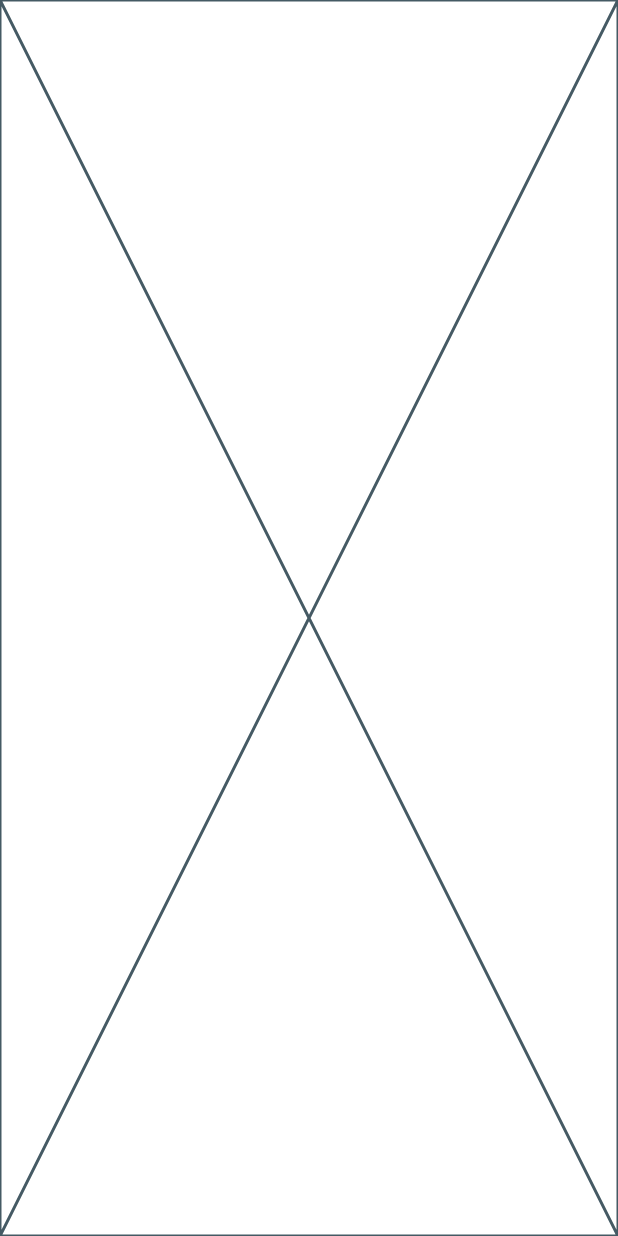
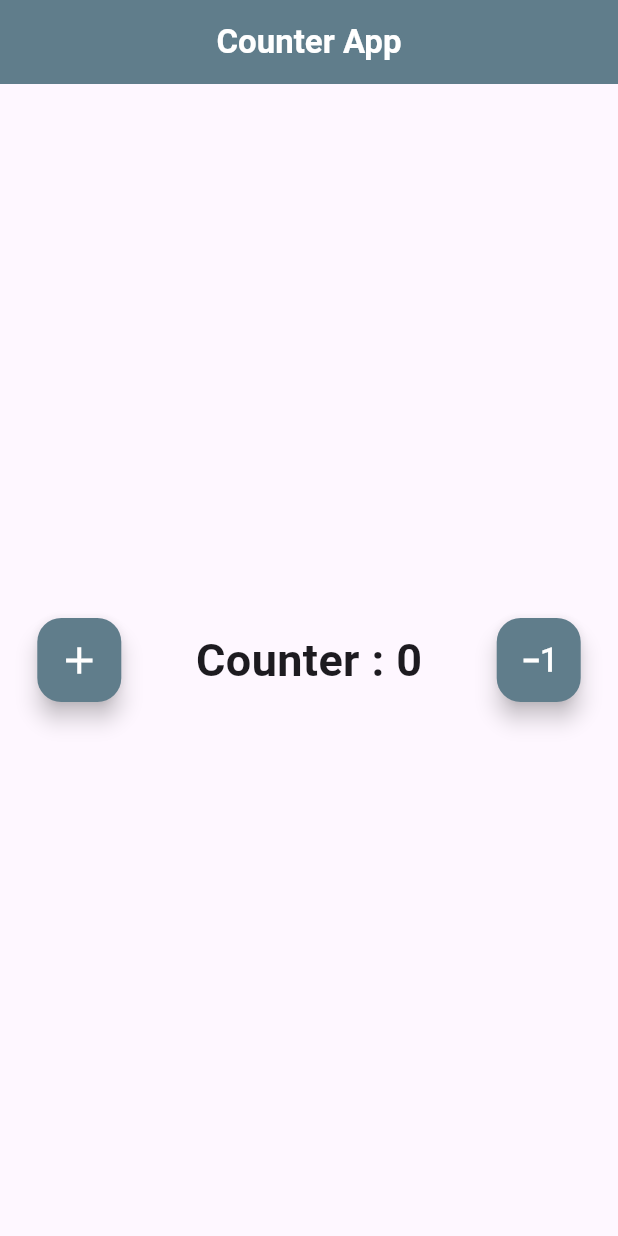
Before and after one commit to AAELBDAWY1318/counter_bloc_app, a Flutter app: the screen it shows after launch, on a phone screen of 412 x 824 dp. Run offline on Flutter 3.47's test engine with Material 3 defaults, Android fonts, the phone set to English and light mode, and no system bars.

Commit message:
build ui for counter

```diff
--- a/lib/screens/home_screen.dart
+++ b/lib/screens/home_screen.dart
@@ -1,9 +1,43 @@
+import 'package:counter_bloc_app/widgets/custom_floating_button.dart';
 import 'package:flutter/material.dart';
+
 class HomeScreen extends StatelessWidget {
   const HomeScreen({super.key});
 
   @override
   Widget build(BuildContext context) {
-    return const Placeholder();
+    int counter = 0;
+    return Scaffold(
+      appBar: AppBar(
+        backgroundColor: Colors.blueGrey,
+        automaticallyImplyLeading: false,
+        title: const Center(
+          child: Text(
+            "Counter App",
+            textAlign: TextAlign.center,
+            style: TextStyle(
+              color: Colors.white,
+              fontWeight: FontWeight.bold,
+            ),
+          ),
+        ),
+      ),
+      body: Center(
+        child: Row(
+          mainAxisAlignment: MainAxisAlignment.spaceAround,
+          children: [
+            CustomFloatingButton(function: () {}, icon: Icons.add),
+            Text(
+              "Counter : $counter",
+              style: const TextStyle(
+                fontSize: 30.0,
+                fontWeight: FontWeight.bold,
+              ),
+            ),
+            CustomFloatingButton(function: () {}, icon: Icons.exposure_minus_1),
+          ],
+        ),
+      ),
+    );
   }
 }
--- /dev/null
+++ b/lib/widgets/custom_floating_button.dart
@@ -0,0 +1,21 @@
+import 'package:flutter/material.dart';
+
+class CustomFloatingButton extends StatelessWidget {
+  final Function() function;
+  final IconData icon;
+  const CustomFloatingButton(
+      {super.key, required this.function, required this.icon});
+
+  @override
+  Widget build(BuildContext context) {
+    return FloatingActionButton(
+      onPressed: function,
+      backgroundColor: Colors.blueGrey,
+      child: Icon(
+        icon,
+        color: Colors.white,
+        size: 30.0,
+      ),
+    );
+  }
+}
```
